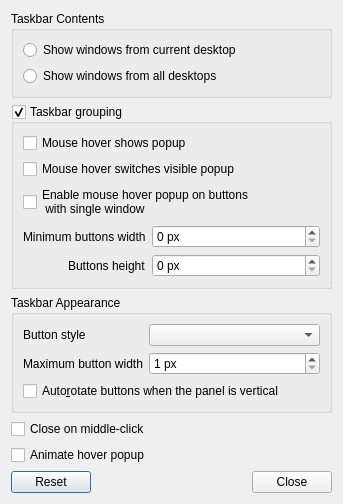
Before: the Qt Designer form plugin-taskbar/lxqttaskbarconfiguration.ui in lxqt/lxqt-panel, drawn with Qt 5.
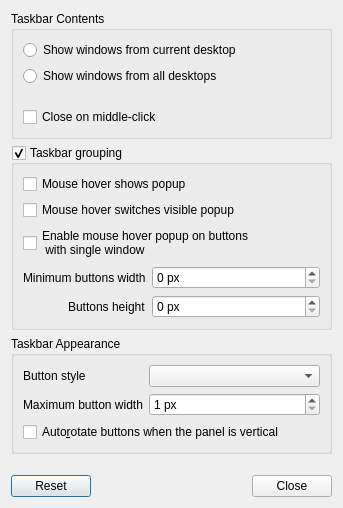
After: the same form once the commit is applied.

```diff
--- a/plugin-taskbar/lxqttaskbarconfiguration.ui
+++ b/plugin-taskbar/lxqttaskbarconfiguration.ui
@@ -40,6 +40,26 @@
         </attribute>
        </widget>
       </item>
+      <item>
+       <spacer name="verticalSpacer1">
+        <property name="orientation">
+         <enum>Qt::Horizontal</enum>
+        </property>
+        <property name="sizeHint" stdset="0">
+         <size>
+          <width>20</width>
+          <height>15</height>
+         </size>
+        </property>
+       </spacer>
+      </item>
+      <item>
+       <widget class="QCheckBox" name="middleClickCB">
+        <property name="text">
+         <string>Close on middle-click</string>
+        </property>
+       </widget>
+      </item>
      </layout>
     </widget>
    </item>
@@ -177,28 +197,14 @@
     </widget>
    </item>
    <item>
-    <widget class="QCheckBox" name="middleClickCB">
-     <property name="text">
-      <string>Close on middle-click</string>
-     </property>
-    </widget>
-   </item>
-   <item>
-    <widget class="QCheckBox" name="eyeCandyCB">
-     <property name="text">
-      <string>Animate hover popup</string>
-     </property>
-    </widget>
-   </item>
-   <item>
-    <spacer name="verticalSpacer">
+    <spacer name="verticalSpacer2">
      <property name="orientation">
-      <enum>Qt::Vertical</enum>
+      <enum>Qt::Horizontal</enum>
      </property>
      <property name="sizeHint" stdset="0">
       <size>
        <width>20</width>
-       <height>40</height>
+       <height>15</height>
       </size>
      </property>
     </spacer>
```
